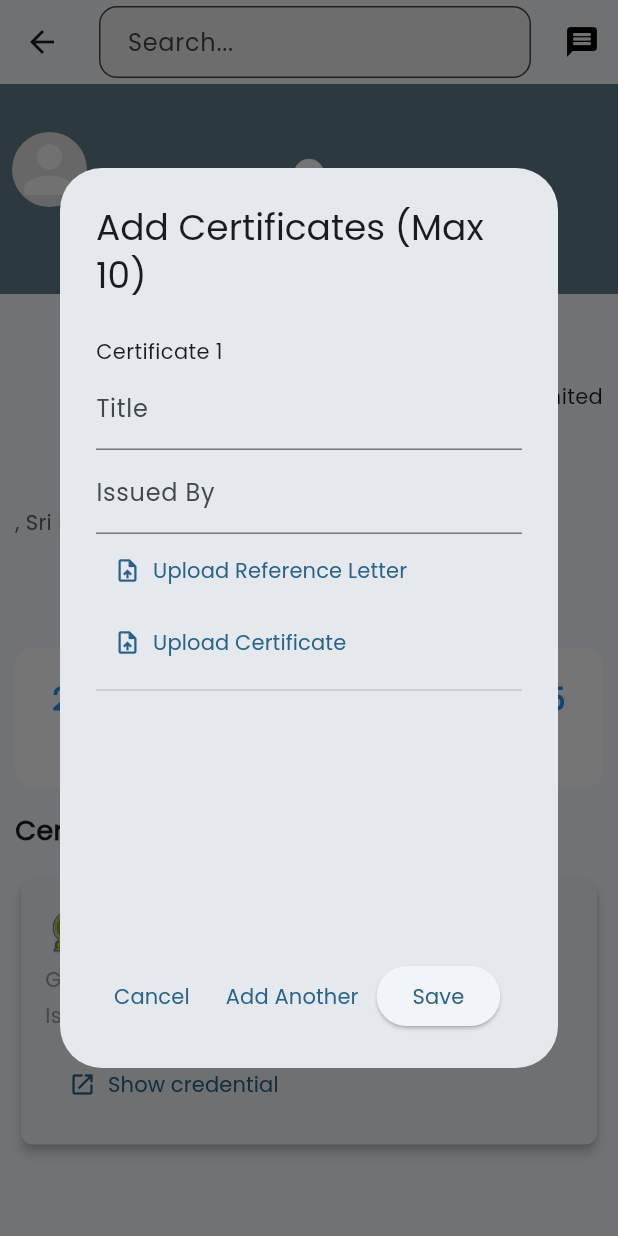
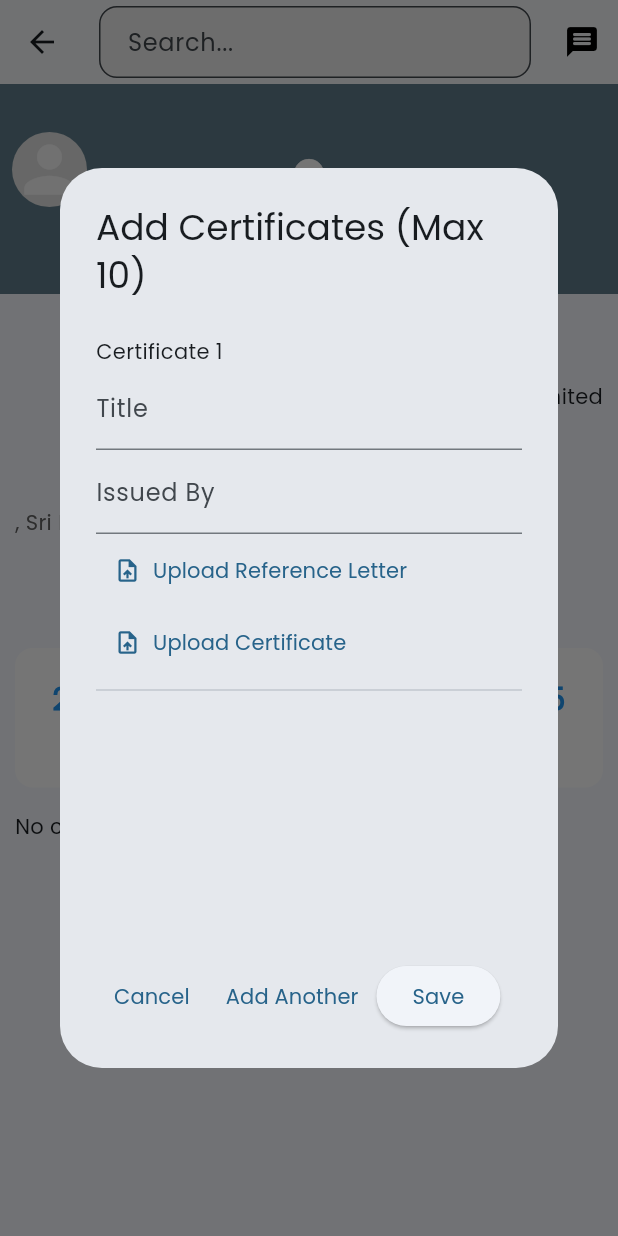
Before and after one commit to lesajayaweera/CCP-final-Assignment, a Flutter app: the ProfilePage screen opened directly with empty values, after a tap on "Add Certificates", on a phone screen of 412 x 824 dp. Run offline on Flutter 3.47's test engine with Material 3 defaults, Android fonts, the phone set to English and light mode, and no system bars; our stand-ins replace cloud_firestore, file_picker, firebase_auth, firebase_core, firebase_storage, image_picker and 2 more; accounts and stored records are empty.

Commit message:
did the athlete able to see the certificates uploaded by them and verified by the admin

```diff
--- a/lib/model/Athlete.dart
+++ b/lib/model/Athlete.dart
@@ -103,7 +103,7 @@ class Athlete {
         "email": email,
         "role": role,
         "tel": tel,
-        'createdAt':FieldValue.serverTimestamp()
+        'createdAt': FieldValue.serverTimestamp(),
       });
       // Step 3: Save user data in Firestore
       await _firestore.collection('athlete').doc(_auth.currentUser?.uid).set({
@@ -111,7 +111,6 @@ class Athlete {
         "email": email,
         "role": role,
         "tel": tel,
-
 
         "province": province,
         "city": city,
@@ -132,12 +131,14 @@ class Athlete {
 
   // Get the Athlete data
 
-  static Future<Map<String, dynamic>?> getAthleteDetails(BuildContext context) async {
+  static Future<Map<String, dynamic>?> getAthleteDetails(
+    BuildContext context,
+  ) async {
     try {
       final uid = FirebaseAuth.instance.currentUser?.uid;
 
       if (uid == null) {
-        showSnackBar(context,"User not logged in.",Colors.red);
+        showSnackBar(context, "User not logged in.", Colors.red);
         return null;
       }
 
@@ -149,20 +150,29 @@ class Athlete {
       if (doc.exists) {
         return doc.data() as Map<String, dynamic>;
       } else {
-        showSnackBar(context,"No athlete data found for this user.",Colors.red);
+        showSnackBar(
+          context,
+          "No athlete data found for this user.",
+          Colors.red,
+        );
         return null;
       }
     } on FirebaseException catch (e) {
-      showSnackBar(context,"Error fetching athlete data: ${e.message}",Colors.red);
+      showSnackBar(
+        context,
+        "Error fetching athlete data: ${e.message}",
+        Colors.red,
+      );
       return null;
     }
   }
 
-
   // Add certificate
 
   static Future<void> uploadCertificates(
-    BuildContext context, List<CertificateInput> certificateInputs) async {
+    BuildContext context,
+    List<CertificateInput> certificateInputs,
+  ) async {
     final uid = FirebaseAuth.instance.currentUser?.uid;
     if (uid == null) {
       // ScaffoldMessenger.of(context).showSnackBar(
@@ -209,14 +219,17 @@ class Athlete {
               'certificateImageUrl': certUrl,
               'referenceLetterImageUrl': refUrl,
               'createdAt': FieldValue.serverTimestamp(),
-        'status':'false'
+              'status': 'false',
             });
       } catch (e) {
-
         // ScaffoldMessenger.of(context).showSnackBar(
         //   SnackBar(content: Text("Failed to upload certificate ${i + 1}")),
         // );
-      showSnackBar(context, "Failed to upload certificate ${i + 1}", Colors.red);
+        showSnackBar(
+          context,
+          "Failed to upload certificate ${i + 1}",
+          Colors.red,
+        );
       }
     }
 
@@ -226,4 +239,20 @@ class Athlete {
     // );
   }
 
+  static Future<List<Map<String, dynamic>>> getApprovedCertificates() async {
+  final uid = FirebaseAuth.instance.currentUser?.uid;
+  if (uid == null) {
+    throw Exception("User not logged in.");
   }
+
+  final querySnapshot = await FirebaseFirestore.instance
+      .collection('certificates')
+      .doc(uid)
+      .collection('certificates')
+      .where('status', isEqualTo: "true") // or 'true' if your field is a string
+      .get();
+
+  return querySnapshot.docs.map((doc) => doc.data()).toList();
+}
+
+}
--- a/lib/pages/profile.dart
+++ b/lib/pages/profile.dart
@@ -1,5 +1,6 @@
 // ignore_for_file: unused_field
 
+import 'package:cloud_firestore/cloud_firestore.dart';
 import 'package:firebase_auth/firebase_auth.dart';
 import 'package:flutter/material.dart';
 import 'package:file_picker/file_picker.dart';
@@ -8,6 +9,7 @@ import 'package:sport_ignite/model/CertificateInput.dart';
 import 'package:sport_ignite/model/User.dart';
 import 'package:sport_ignite/pages/veiwAthletes.dart';
 import 'package:sport_ignite/widget/common/appbar.dart';
+import 'package:url_launcher/url_launcher.dart';
 
 class ProfilePage extends StatefulWidget {
   final String role;
@@ -340,7 +342,10 @@ class _ProfilePageState extends State<ProfilePage> {
                     ),
                     const SizedBox(height: 16),
                     widget.role == 'Sponsor'
-                        ? Text("${userData?['company']} - ${userData?['role']}" ?? '')
+                        ? Text(
+                            "${userData?['company']} - ${userData?['role']}" ??
+                                '',
+                          )
                         : Text(userData?['sport'] ?? ''),
                     Text(
                       "${userData?['city'] ?? 'city'}\n${userData?['province'] ?? 'province'}, Sri Lanka",
@@ -421,16 +426,30 @@ class _ProfilePageState extends State<ProfilePage> {
                                 ),
                                 VerticalDivider(),
                                 StatItem(value: '0', label: 'Total Athletes'),
-
                               ],
                             ),
                     ),
                     const SizedBox(height: 16),
                     if (widget.role != 'Sponsor')
-                      CertificateBanner(
-                        issuedBy: 'Government',
-                        competition: "100 Meters run",
-                        date: DateTime.now(),
+                      FutureBuilder<List<Map<String, dynamic>>>(
+                        future: Athlete.getApprovedCertificates(),
+                        builder: (context, snapshot) {
+                          if (snapshot.connectionState ==
+                              ConnectionState.waiting) {
+                            return const Center(
+                              child: CircularProgressIndicator(),
+                            );
+                          } else if (snapshot.hasError) {
+                            return Text('Error: ${snapshot.error}');
+                          } else if (!snapshot.hasData ||
+                              snapshot.data!.isEmpty) {
+                            return const Text('No certificates found.');
+                          }
+
+                          return CertificateBanner(
+                            certificates: snapshot.data!,
+                          );
+                        },
                       ),
                   ],
                 ),
@@ -469,19 +488,16 @@ class StatItem extends StatelessWidget {
 }
 
 class CertificateBanner extends StatelessWidget {
-  final String issuedBy;
-  final String competition;
-  final DateTime date;
+  final List<Map<String, dynamic>> certificates;
 
-  const CertificateBanner({
-    required this.issuedBy,
-    required this.competition,
-    required this.date,
-    super.key,
-  });
+  const CertificateBanner({super.key, required this.certificates});
 
   @override
   Widget build(BuildContext context) {
+    if (certificates.isEmpty) {
+      return const Text('No approved certificates found.');
+    }
+
     return Column(
       crossAxisAlignment: CrossAxisAlignment.start,
       children: [
@@ -490,29 +506,48 @@ class CertificateBanner extends StatelessWidget {
           style: TextStyle(fontSize: 18, fontWeight: FontWeight.w600),
         ),
         const SizedBox(height: 16),
-        CredentialCard(
-          title: '100m Long Run',
-          platformLogoUrl: 'asset/image/governmentLogo.png',
-          issuer: issuedBy,
-          issueDate: 'Today',
-        ),
+        ...certificates.map((cert) {
+          final createdAt = cert['createdAt'];
+          String date = 'Unknown Date';
+          if (createdAt != null) {
+            date = (createdAt as Timestamp).toDate().toLocal().toString().split(
+              ' ',
+            )[0];
+          }
+
+          return CredentialCard(
+            imageUrl: cert['certificateImageUrl'] ?? '',
+            title: cert['title'] ?? 'Untitled',
+            issuer: cert['issuedBy'] ?? 'Unknown',
+            issueDate: date,
+            onViewPressed: () {
+              final url = cert['certificateImageUrl'];
+              if (url != null) {
+                // open in browser or use `url_launcher`
+                launchUrl(Uri.parse(url));
+              }
+            },
+          );
+        }).toList(),
       ],
     );
   }
 }
 
 class CredentialCard extends StatelessWidget {
-  final String platformLogoUrl;
+  final String imageUrl;
   final String title;
   final String issuer;
   final String issueDate;
+  final VoidCallback? onViewPressed;
 
   const CredentialCard({
     super.key,
-    required this.platformLogoUrl,
+    required this.imageUrl,
     required this.title,
     required this.issuer,
     required this.issueDate,
+    this.onViewPressed,
   });
 
   @override
@@ -527,7 +562,17 @@ class CredentialCard extends StatelessWidget {
           children: [
             Row(
               children: [
-                Image.asset(platformLogoUrl, width: 32, height: 32),
+                ClipRRect(
+                  borderRadius: BorderRadius.circular(4),
+                  child: Image.network(
+                    imageUrl,
+                    width: 48,
+                    height: 48,
+                    fit: BoxFit.cover,
+                    errorBuilder: (context, error, stackTrace) =>
+                        const Icon(Icons.broken_image),
+                  ),
+                ),
                 const SizedBox(width: 10),
                 Expanded(
                   child: Text(
@@ -549,7 +594,7 @@ class CredentialCard extends StatelessWidget {
             ),
             const SizedBox(height: 12),
             ElevatedButton.icon(
-              onPressed: () {},
+              onPressed: onViewPressed,
               icon: const Icon(Icons.open_in_new),
               label: const Text('Show credential'),
               style: ElevatedButton.styleFrom(
--- a/pubspec.yaml
+++ b/pubspec.yaml
@@ -46,6 +46,7 @@ dependencies:
   salomon_bottom_bar: ^3.3.2
   firebase_database: ^11.3.10
   shared_preferences: ^2.2.2
+  url_launcher: ^6.1.7
 
 
 
```
Also changed, not shown: pubspec.lock, 5 other files. Lines whose indentation alone changed are shown as unchanged.
